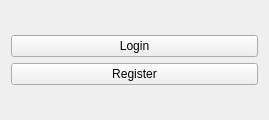
First picture: the form in mainwindow.ui, repository eminomur/Calendar-App, before the edit.
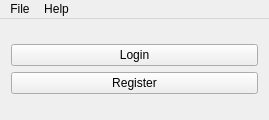
Second picture: the form after the edit. Icons and pictures are not drawn.

The edit to the form file:
```diff
--- a/mainwindow.ui
+++ b/mainwindow.ui
@@ -48,6 +48,21 @@
      <height>22</height>
     </rect>
    </property>
+   <widget class="QMenu" name="menuHelp">
+    <property name="title">
+     <string>Help</string>
+    </property>
+    <addaction name="actionBefore_Starting"/>
+    <addaction name="actionAbout"/>
+   </widget>
+   <widget class="QMenu" name="menuFile">
+    <property name="title">
+     <string>File</string>
+    </property>
+    <addaction name="actionExit"/>
+   </widget>
+   <addaction name="menuFile"/>
+   <addaction name="menuHelp"/>
   </widget>
  </widget>
  <layoutdefault spacing="6" margin="11"/>
```
Left out of the diff: 24 changed lines with no effect on the pictures.
